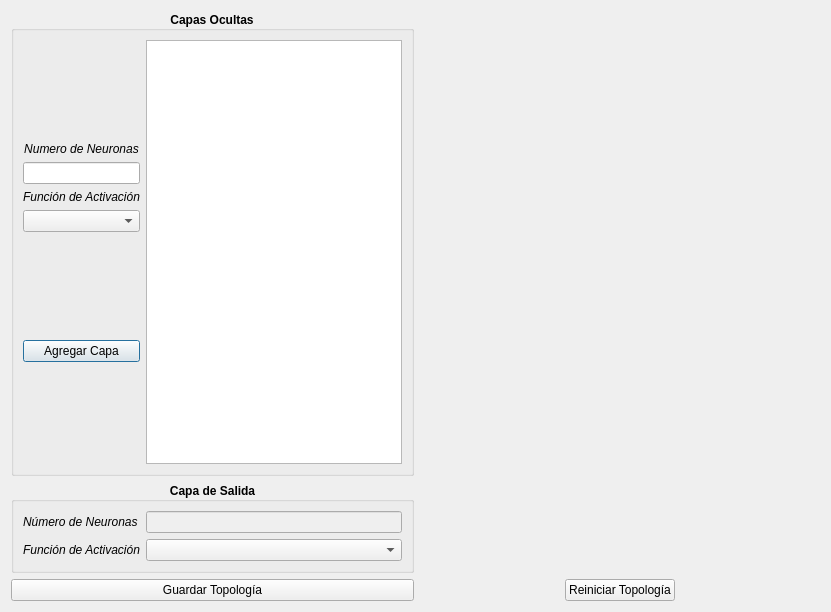
First picture: the form in UI/dialog_topology_config.ui, repository EARodriguezM/NeuNet, before the edit.
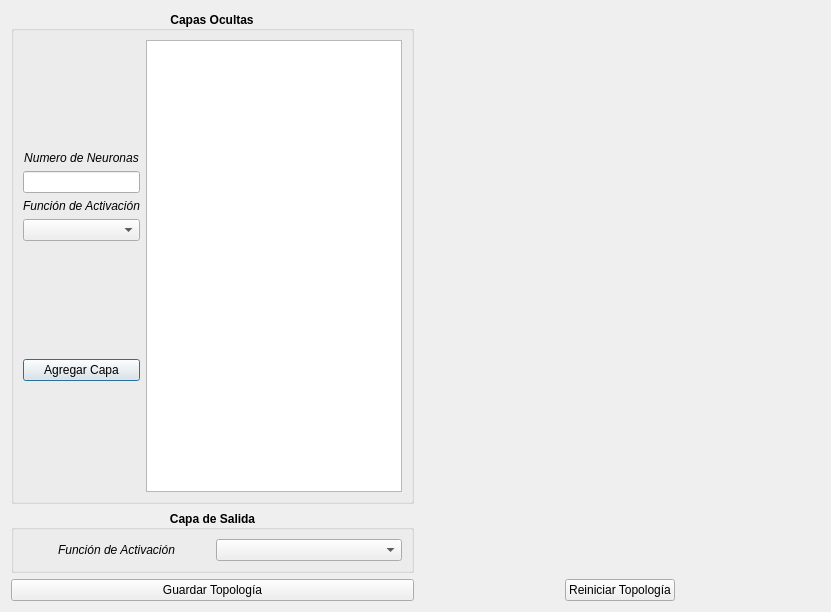
Second picture: the form after the edit.

Commit message: Add activation funtions and advance in nn class

Diff of the .ui file:
```diff
--- a/UI/dialog_topology_config.ui
+++ b/UI/dialog_topology_config.ui
@@ -31,31 +31,7 @@
         <set>Qt::AlignCenter</set>
        </property>
        <layout class="QGridLayout" name="gridLayout_4">
-        <item row="1" column="1">
-         <widget class="QComboBox" name="comboBox_activation_function_final">
-          <property name="font">
-           <font>
-            <weight>50</weight>
-            <bold>false</bold>
-           </font>
-          </property>
-         </widget>
-        </item>
         <item row="0" column="0">
-         <widget class="QLabel" name="label_3">
-          <property name="font">
-           <font>
-            <weight>50</weight>
-            <italic>true</italic>
-            <bold>false</bold>
-           </font>
-          </property>
-          <property name="text">
-           <string>Número de Neuronas</string>
-          </property>
-         </widget>
-        </item>
-        <item row="1" column="0">
          <widget class="QLabel" name="label_4">
           <property name="font">
            <font>
@@ -73,10 +49,7 @@
          </widget>
         </item>
         <item row="0" column="1">
-         <widget class="QLineEdit" name="lineEdit_neuron_numbers_final">
-          <property name="enabled">
-           <bool>false</bool>
-          </property>
+         <widget class="QComboBox" name="comboBox_activation_function_final">
           <property name="font">
            <font>
             <weight>50</weight>
```
The commit also changes 4 other files.
